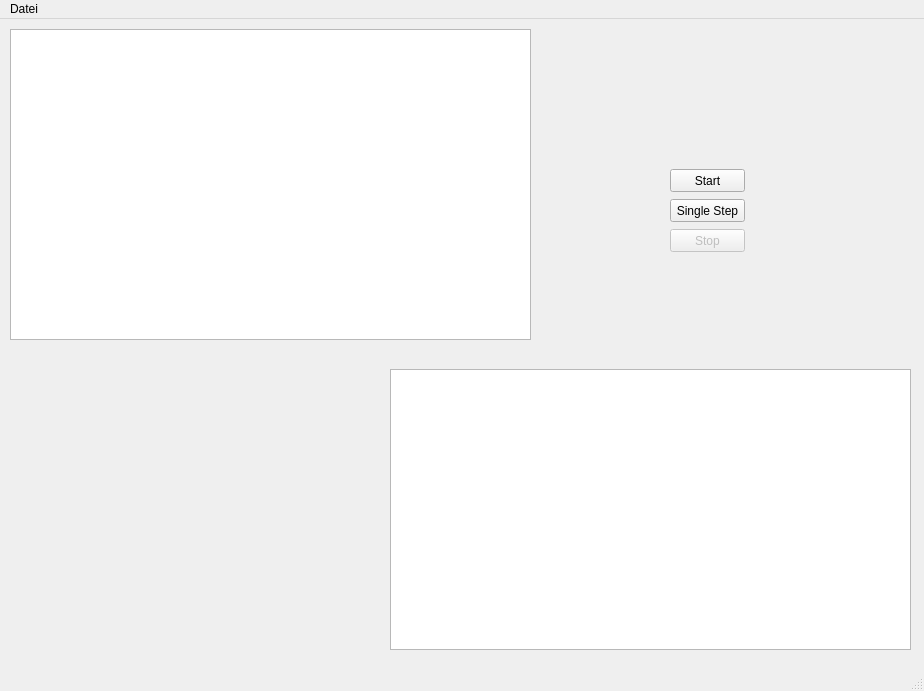
nudeldunker/PIC, file mainwindow.ui: the form before one commit.
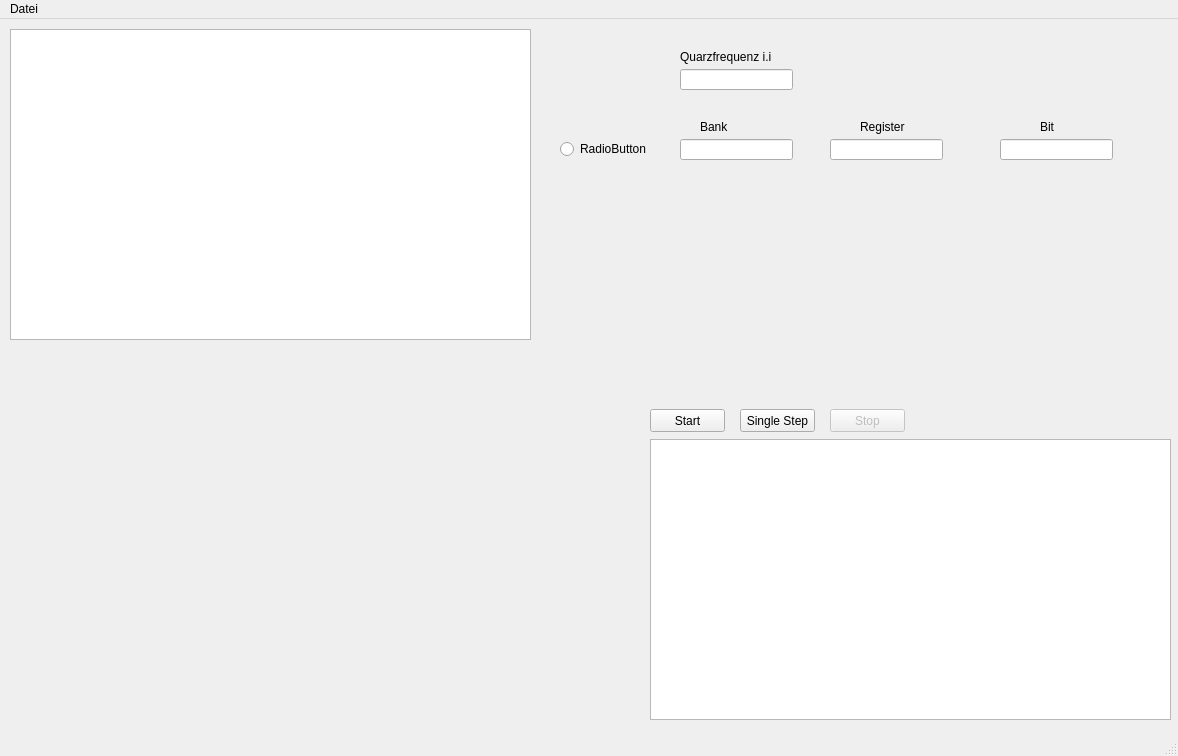
The form after the commit.

Diff of the .ui file:
```diff
--- a/mainwindow.ui
+++ b/mainwindow.ui
@@ -6,8 +6,8 @@
    <rect>
     <x>0</x>
     <y>0</y>
-    <width>924</width>
-    <height>691</height>
+    <width>1178</width>
+    <height>756</height>
    </rect>
   </property>
   <property name="windowTitle">
@@ -17,8 +17,8 @@
    <widget class="QPushButton" name="pushButton">
     <property name="geometry">
      <rect>
-      <x>670</x>
-      <y>150</y>
+      <x>650</x>
+      <y>390</y>
       <width>75</width>
       <height>23</height>
      </rect>
@@ -46,8 +46,8 @@
     </property>
     <property name="geometry">
      <rect>
-      <x>670</x>
-      <y>210</y>
+      <x>830</x>
+      <y>390</y>
       <width>75</width>
       <height>23</height>
      </rect>
@@ -62,8 +62,8 @@
    <widget class="QPushButton" name="pushButtonSingleStep">
     <property name="geometry">
      <rect>
-      <x>670</x>
-      <y>180</y>
+      <x>740</x>
+      <y>390</y>
       <width>75</width>
       <height>23</height>
      </rect>
@@ -75,8 +75,8 @@
    <widget class="QTableView" name="codeView">
     <property name="geometry">
      <rect>
-      <x>390</x>
-      <y>350</y>
+      <x>650</x>
+      <y>420</y>
       <width>521</width>
       <height>281</height>
      </rect>
@@ -85,14 +85,119 @@
      <enum>QAbstractScrollArea::AdjustToContents</enum>
     </property>
    </widget>
+   <widget class="QLineEdit" name="Quarzfrequenz">
+    <property name="geometry">
+     <rect>
+      <x>680</x>
+      <y>50</y>
+      <width>113</width>
+      <height>21</height>
+     </rect>
+    </property>
+   </widget>
+   <widget class="QLabel" name="label">
+    <property name="geometry">
+     <rect>
+      <x>680</x>
+      <y>30</y>
+      <width>121</width>
+      <height>16</height>
+     </rect>
+    </property>
+    <property name="text">
+     <string>Quarzfrequenz i.i</string>
+    </property>
+   </widget>
+   <widget class="QLineEdit" name="taktbank">
+    <property name="geometry">
+     <rect>
+      <x>680</x>
+      <y>120</y>
+      <width>113</width>
+      <height>21</height>
+     </rect>
+    </property>
+   </widget>
+   <widget class="QLineEdit" name="taktregister">
+    <property name="geometry">
+     <rect>
+      <x>830</x>
+      <y>120</y>
+      <width>113</width>
+      <height>21</height>
+     </rect>
+    </property>
+   </widget>
+   <widget class="QLineEdit" name="taktbit">
+    <property name="geometry">
+     <rect>
+      <x>1000</x>
+      <y>120</y>
+      <width>113</width>
+      <height>21</height>
+     </rect>
+    </property>
+   </widget>
+   <widget class="QLabel" name="label_2">
+    <property name="geometry">
+     <rect>
+      <x>700</x>
+      <y>100</y>
+      <width>59</width>
+      <height>16</height>
+     </rect>
+    </property>
+    <property name="text">
+     <string>Bank</string>
+    </property>
+   </widget>
+   <widget class="QLabel" name="label_3">
+    <property name="geometry">
+     <rect>
+      <x>860</x>
+      <y>100</y>
+      <width>59</width>
+      <height>16</height>
+     </rect>
+    </property>
+    <property name="text">
+     <string>Register</string>
+    </property>
+   </widget>
+   <widget class="QLabel" name="label_4">
+    <property name="geometry">
+     <rect>
+      <x>1040</x>
+      <y>100</y>
+      <width>59</width>
+      <height>16</height>
+     </rect>
+    </property>
+    <property name="text">
+     <string>Bit</string>
+    </property>
+   </widget>
+   <widget class="QRadioButton" name="taktstate">
+    <property name="geometry">
+     <rect>
+      <x>560</x>
+      <y>120</y>
+      <width>102</width>
+      <height>20</height>
+     </rect>
+    </property>
+    <property name="text">
+     <string>RadioButton</string>
+    </property>
+   </widget>
   </widget>
   <widget class="QMenuBar" name="menubar">
    <property name="geometry">
     <rect>
      <x>0</x>
      <y>0</y>
-     <width>924</width>
-     <height>21</height>
+     <width>1178</width>
+     <height>22</height>
     </rect>
    </property>
    <widget class="QMenu" name="menuFile">
```
